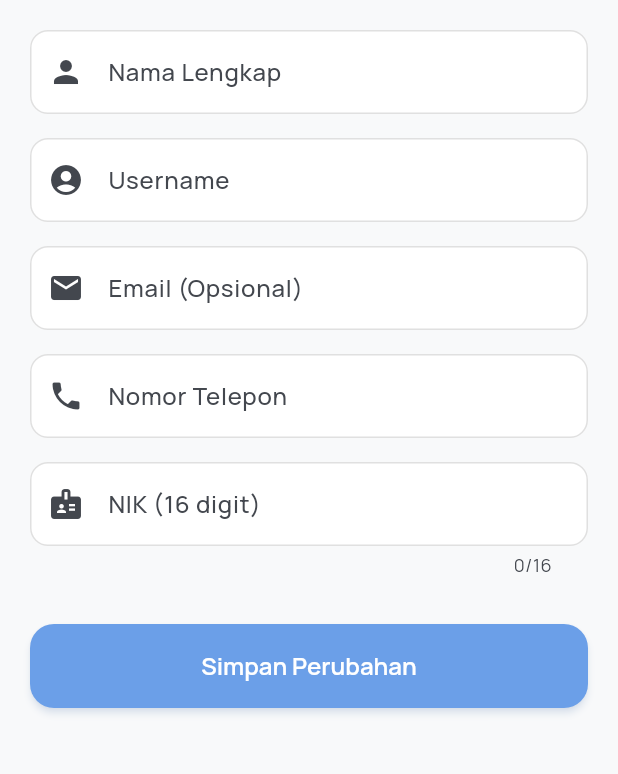
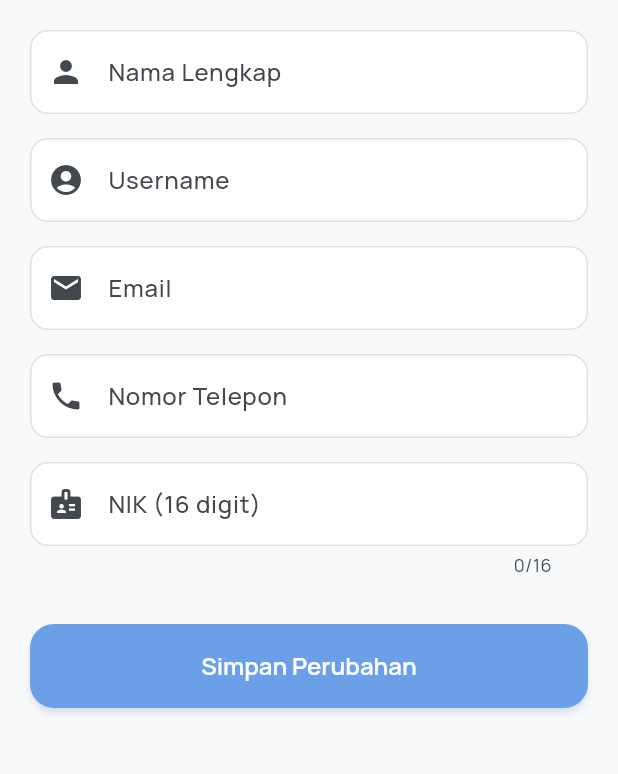
Before and after one commit to Kiznaiverr/iRent, a Flutter app: the EditProfileScreen screen opened directly, on a phone screen of 412 x 824 dp, the part 84-858 px from its top. Run offline on Flutter 3.47's test engine with Material 3 defaults, Android fonts, the phone set to English and light mode, and no system bars; our stand-ins replace cached_network_image, carousel_slider, dio, flutter_riverpod, fluttertoast, google_fonts and 6 more; missing offline and left inert: flutter_downloader, version; accounts and stored records are empty; network calls fail.

Commit message:
fix: update email label text

```diff
--- a/lib/screens/auth/register_screen.dart
+++ b/lib/screens/auth/register_screen.dart
@@ -251,7 +251,7 @@ class _RegisterScreenState extends ConsumerState<RegisterScreen> {
 
                     CustomTextField(
                       controller: _emailController,
-                      labelText: 'Email (Opsional)',
+                      labelText: 'Email',
                       prefixIcon: Icons.email_outlined,
                       keyboardType: TextInputType.emailAddress,
                     ),
--- a/lib/widgets/profile/edit_profile_form.dart
+++ b/lib/widgets/profile/edit_profile_form.dart
@@ -49,7 +49,7 @@ class EditProfileForm extends StatelessWidget {
           const SizedBox(height: 16),
           CustomTextField(
             controller: emailController,
-            labelText: 'Email (Opsional)',
+            labelText: 'Email',
             prefixIcon: Icons.email,
             keyboardType: TextInputType.emailAddress,
           ),
```
